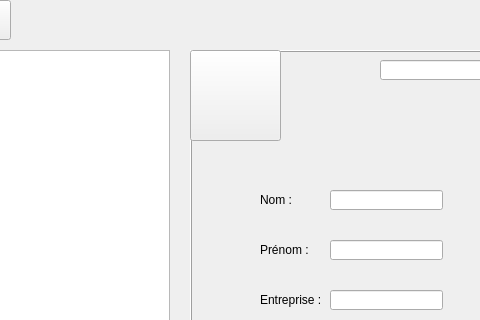
Qt form CDAA-R/IHM/mainwindow.ui (samlach2222/ProjetCDAA-R) before a commit; both pictures show x 110 to 590 and y 0 to 320 of the 800 by 600 pixel window.
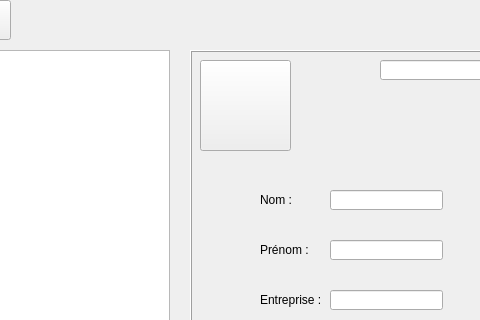
The same form after that commit.

Commit message: Add marge to image contact

Patch:
```diff
--- a/CDAA-R/IHM/mainwindow.ui
+++ b/CDAA-R/IHM/mainwindow.ui
@@ -275,8 +275,8 @@
     <widget class="QLabel" name="Image">
      <property name="geometry">
       <rect>
-       <x>0</x>
-       <y>0</y>
+       <x>10</x>
+       <y>10</y>
        <width>91</width>
        <height>91</height>
       </rect>
@@ -314,8 +314,8 @@
     <widget class="QPushButton" name="ChooseImage">
      <property name="geometry">
       <rect>
-       <x>0</x>
-       <y>0</y>
+       <x>10</x>
+       <y>10</y>
        <width>91</width>
        <height>91</height>
       </rect>
```
